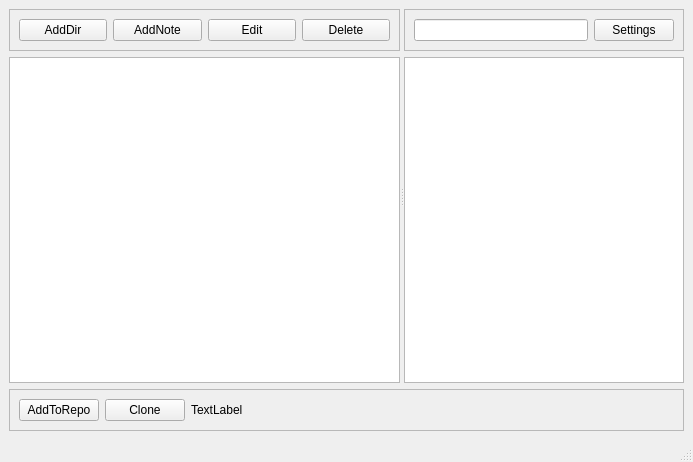
Above: mainwindow.ui from horvathzoltan/note1 before the change. Below: the same form after it.
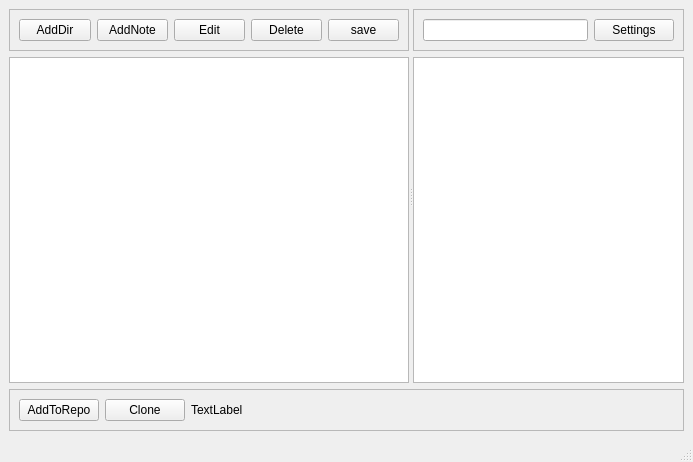
That is the form after the change. Icons and pictures are not drawn.

The edit to the form file:
```diff
--- a/mainwindow.ui
+++ b/mainwindow.ui
@@ -153,6 +153,13 @@
              </property>
             </widget>
            </item>
+           <item>
+            <widget class="QPushButton" name="pushButton">
+             <property name="text">
+              <string>save</string>
+             </property>
+            </widget>
+           </item>
           </layout>
          </widget>
         </item>
```
